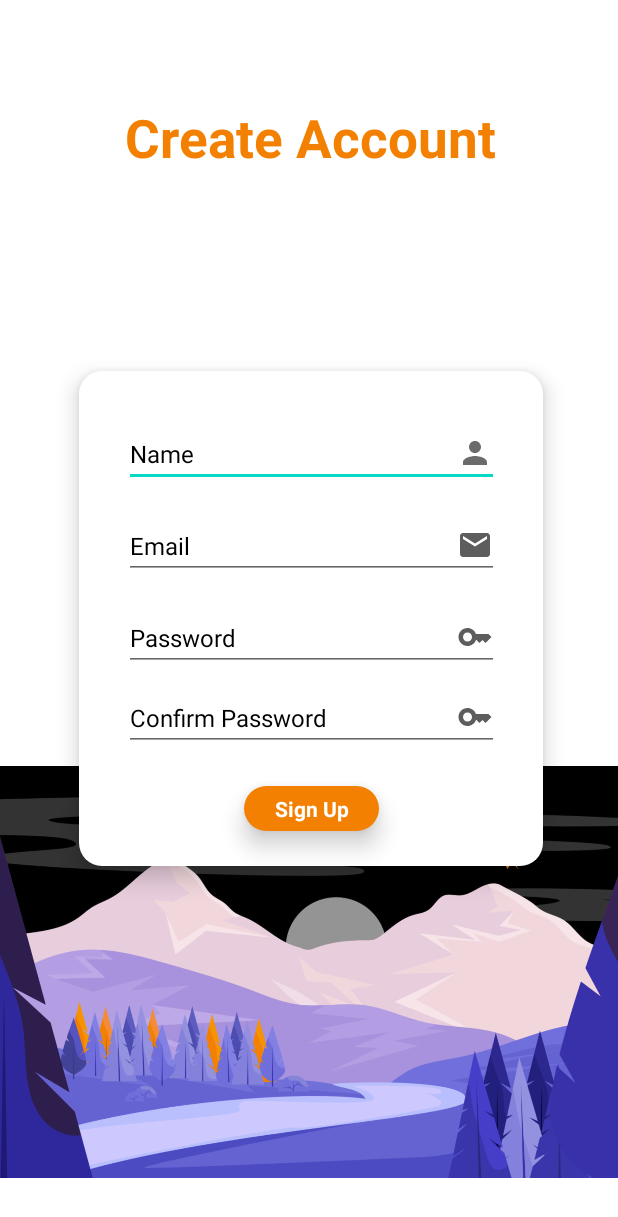
After one commit to SureIte/Travel-App, an Android app: the layout activity_create_account.xml on its own in the app's theme, with its tools: preview values and no code run, on a phone screen of 412 x 824 dp. The commit adds this screen. Shown: the top 1217 px of the screen. Run offline under Robolectric (Android 15) with nearby library versions, the light colour scheme and no system bars.

Commit message:
add new activity create account

```diff
--- a/app/src/main/java/kh/edu/rupp/ite/mytravel/MainActivity.java
+++ b/app/src/main/java/kh/edu/rupp/ite/mytravel/MainActivity.java
@@ -9,6 +9,6 @@ public class MainActivity extends AppCompatActivity {
     @Override
     protected void onCreate(Bundle savedInstanceState) {
         super.onCreate(savedInstanceState);
-        setContentView(R.layout.activity_province);
+        setContentView(R.layout.activity_create_account);
     }
 }
--- /dev/null
+++ b/app/src/main/res/drawable/baseline_person_24.xml
@@ -0,0 +1,5 @@
+<vector android:height="24dp" android:tint="#6C6B6B"
+    android:viewportHeight="24" android:viewportWidth="24"
+    android:width="24dp" xmlns:android="http://schemas.android.com/apk/res/android">
+    <path android:fillColor="@android:color/white" android:pathData="M12,12c2.21,0 4,-1.79 4,-4s-1.79,-4 -4,-4 -4,1.79 -4,4 1.79,4 4,4zM12,14c-2.67,0 -8,1.34 -8,4v2h16v-2c0,-2.66 -5.33,-4 -8,-4z"/>
+</vector>
--- /dev/null
+++ b/app/src/main/res/layout/activity_create_account.xml
@@ -0,0 +1,204 @@
+<?xml version="1.0" encoding="utf-8"?>
+<androidx.constraintlayout.widget.ConstraintLayout xmlns:android="http://schemas.android.com/apk/res/android"
+    xmlns:app="http://schemas.android.com/apk/res-auto"
+    xmlns:tools="http://schemas.android.com/tools"
+    android:layout_width="match_parent"
+    android:layout_height="match_parent"
+    tools:context=".MainActivity">
+
+    <ImageView
+        android:id="@+id/imageView2"
+        android:layout_width="wrap_content"
+        android:layout_height="wrap_content"
+        android:layout_marginTop="236dp"
+        app:layout_constraintEnd_toEndOf="parent"
+        app:layout_constraintHorizontal_bias="1.0"
+        app:layout_constraintStart_toStartOf="parent"
+        app:layout_constraintTop_toTopOf="parent"
+        app:srcCompat="@drawable/photo_background" />
+
+    <TextView
+        android:id="@+id/textView"
+        android:layout_width="wrap_content"
+        android:layout_height="wrap_content"
+        android:layout_marginTop="68dp"
+        android:text="@string/Create_Account"
+        android:textColor="@color/yellow"
+        android:textSize="35sp"
+        android:textStyle="bold"
+        app:layout_constraintEnd_toEndOf="parent"
+        app:layout_constraintHorizontal_bias="0.506"
+        app:layout_constraintStart_toStartOf="parent"
+        app:layout_constraintTop_toTopOf="parent" />
+
+    <androidx.constraintlayout.widget.ConstraintLayout
+        android:id="@+id/constraintLayout"
+        android:layout_width="309dp"
+        android:layout_height="330dp"
+        android:background="@drawable/radius_login"
+        android:elevation="9dp"
+        app:layout_constraintBottom_toBottomOf="parent"
+        app:layout_constraintEnd_toEndOf="parent"
+        app:layout_constraintHorizontal_bias="0.51"
+        app:layout_constraintStart_toStartOf="parent"
+        app:layout_constraintTop_toTopOf="parent">
+
+        <EditText
+            android:id="@+id/editTextTextPassword3"
+            android:layout_width="250dp"
+            android:layout_height="wrap_content"
+            android:layout_marginTop="32dp"
+            android:ems="10"
+            android:inputType="textPassword"
+            app:layout_constraintEnd_toEndOf="parent"
+            app:layout_constraintStart_toStartOf="parent"
+            app:layout_constraintTop_toTopOf="parent" />
+
+        <TextView
+            android:id="@+id/textView4"
+            android:layout_width="wrap_content"
+            android:layout_height="wrap_content"
+            android:layout_marginStart="4dp"
+            android:text="@string/Name"
+            android:textColor="@color/black"
+            android:textSize="16sp"
+            app:layout_constraintBottom_toBottomOf="@+id/editTextTextPassword3"
+            app:layout_constraintStart_toStartOf="@+id/editTextTextPassword3"
+            app:layout_constraintTop_toTopOf="@+id/editTextTextPassword3" />
+
+        <EditText
+            android:id="@+id/editTextTextEmailAddress2"
+            android:layout_width="250dp"
+            android:layout_height="wrap_content"
+            android:layout_marginTop="16dp"
+            android:ems="10"
+            android:inputType="textEmailAddress"
+            app:layout_constraintEnd_toEndOf="@+id/editTextTextPassword3"
+            app:layout_constraintStart_toStartOf="@+id/editTextTextPassword3"
+            app:layout_constraintTop_toBottomOf="@+id/editTextTextPassword3" />
+
+        <TextView
+            android:id="@+id/textView5"
+            android:layout_width="wrap_content"
+            android:layout_height="wrap_content"
+            android:layout_marginStart="4dp"
+            android:text="@string/Email"
+            android:textColor="@color/black"
+            android:textSize="16sp"
+            app:layout_constraintBottom_toBottomOf="@+id/editTextTextEmailAddress2"
+            app:layout_constraintStart_toStartOf="@+id/editTextTextEmailAddress2"
+            app:layout_constraintTop_toTopOf="@+id/editTextTextEmailAddress2" />
+
+        <EditText
+            android:id="@+id/editTextNumberPassword2"
+            android:layout_width="250dp"
+            android:layout_height="wrap_content"
+            android:layout_marginTop="16dp"
+            android:ems="10"
+            android:inputType="numberPassword"
+            app:layout_constraintEnd_toEndOf="@+id/editTextTextEmailAddress2"
+            app:layout_constraintHorizontal_bias="0.0"
+            app:layout_constraintStart_toStartOf="@+id/editTextTextEmailAddress2"
+            app:layout_constraintTop_toBottomOf="@+id/editTextTextEmailAddress2" />
+
+        <TextView
+            android:id="@+id/textView6"
+            android:layout_width="wrap_content"
+            android:layout_height="wrap_content"
+            android:layout_marginStart="4dp"
+            android:text="@string/Password"
+            android:textColor="@color/black"
+            android:textSize="16sp"
+            app:layout_constraintBottom_toBottomOf="@+id/editTextNumberPassword2"
+            app:layout_constraintStart_toStartOf="@+id/editTextNumberPassword2"
+            app:layout_constraintTop_toTopOf="@+id/editTextNumberPassword2" />
+
+        <EditText
+            android:id="@+id/editTextTextPassword4"
+            android:layout_width="250dp"
+            android:layout_height="wrap_content"
+            android:layout_marginTop="8dp"
+            android:ems="10"
+            android:inputType="textPassword"
+            app:layout_constraintEnd_toEndOf="@+id/editTextNumberPassword2"
+            app:layout_constraintStart_toStartOf="@+id/editTextNumberPassword2"
+            app:layout_constraintTop_toBottomOf="@+id/editTextNumberPassword2" />
+
+        <TextView
+            android:id="@+id/textView8"
+            android:layout_width="wrap_content"
+            android:layout_height="wrap_content"
+            android:layout_marginStart="4dp"
+            android:text="@string/confirm"
+            android:textColor="@color/black"
+            android:textSize="16sp"
+            app:layout_constraintBottom_toBottomOf="@+id/editTextTextPassword4"
+            app:layout_constraintStart_toStartOf="@+id/editTextTextPassword4"
+            app:layout_constraintTop_toTopOf="@+id/editTextTextPassword4" />
+
+        <androidx.constraintlayout.widget.ConstraintLayout
+            android:layout_width="90dp"
+            android:layout_height="30dp"
+            android:background="@drawable/bg_sign_up"
+            android:elevation="10dp"
+            app:layout_constraintBottom_toBottomOf="parent"
+            app:layout_constraintEnd_toEndOf="parent"
+            app:layout_constraintStart_toStartOf="parent"
+            app:layout_constraintTop_toBottomOf="@+id/editTextTextPassword4">
+
+            <TextView
+                android:id="@+id/textView9"
+                android:layout_width="wrap_content"
+                android:layout_height="wrap_content"
+                android:text="@string/Sign_Up"
+                android:textColor="@color/white"
+                android:textStyle="bold"
+                app:layout_constraintBottom_toBottomOf="parent"
+                app:layout_constraintEnd_toEndOf="parent"
+                app:layout_constraintStart_toStartOf="parent"
+                app:layout_constraintTop_toTopOf="parent" />
+        </androidx.constraintlayout.widget.ConstraintLayout>
+
+        <ImageView
+            android:id="@+id/imageView5"
+            android:layout_width="wrap_content"
+            android:layout_height="wrap_content"
+            android:layout_marginEnd="4dp"
+            app:layout_constraintBottom_toBottomOf="@+id/editTextTextPassword3"
+            app:layout_constraintEnd_toEndOf="@+id/editTextTextPassword3"
+            app:layout_constraintTop_toTopOf="@+id/editTextTextPassword3"
+            app:srcCompat="@drawable/baseline_person_24" />
+
+        <ImageView
+            android:id="@+id/imageView6"
+            android:layout_width="wrap_content"
+            android:layout_height="wrap_content"
+            android:layout_marginEnd="4dp"
+            app:layout_constraintBottom_toBottomOf="@+id/editTextTextEmailAddress2"
+            app:layout_constraintEnd_toEndOf="@+id/editTextTextEmailAddress2"
+            app:layout_constraintTop_toTopOf="@+id/editTextTextEmailAddress2"
+            app:srcCompat="@drawable/baseline_email_24" />
+
+        <ImageView
+            android:id="@+id/imageView7"
+            android:layout_width="wrap_content"
+            android:layout_height="wrap_content"
+            android:layout_marginEnd="4dp"
+            app:layout_constraintBottom_toBottomOf="@+id/editTextNumberPassword2"
+            app:layout_constraintEnd_toEndOf="@+id/editTextNumberPassword2"
+            app:layout_constraintTop_toTopOf="@+id/editTextNumberPassword2"
+            app:srcCompat="@drawable/baseline_key_24" />
+
+        <ImageView
+            android:id="@+id/imageView8"
+            android:layout_width="wrap_content"
+            android:layout_height="wrap_content"
+            android:layout_marginEnd="4dp"
+            app:layout_constraintBottom_toBottomOf="@+id/editTextTextPassword4"
+            app:layout_constraintEnd_toEndOf="@+id/editTextTextPassword4"
+            app:layout_constraintTop_toTopOf="@+id/editTextTextPassword4"
+            app:srcCompat="@drawable/baseline_key_24" />
+
+    </androidx.constraintlayout.widget.ConstraintLayout>
+
+</androidx.constraintlayout.widget.ConstraintLayout>
```
